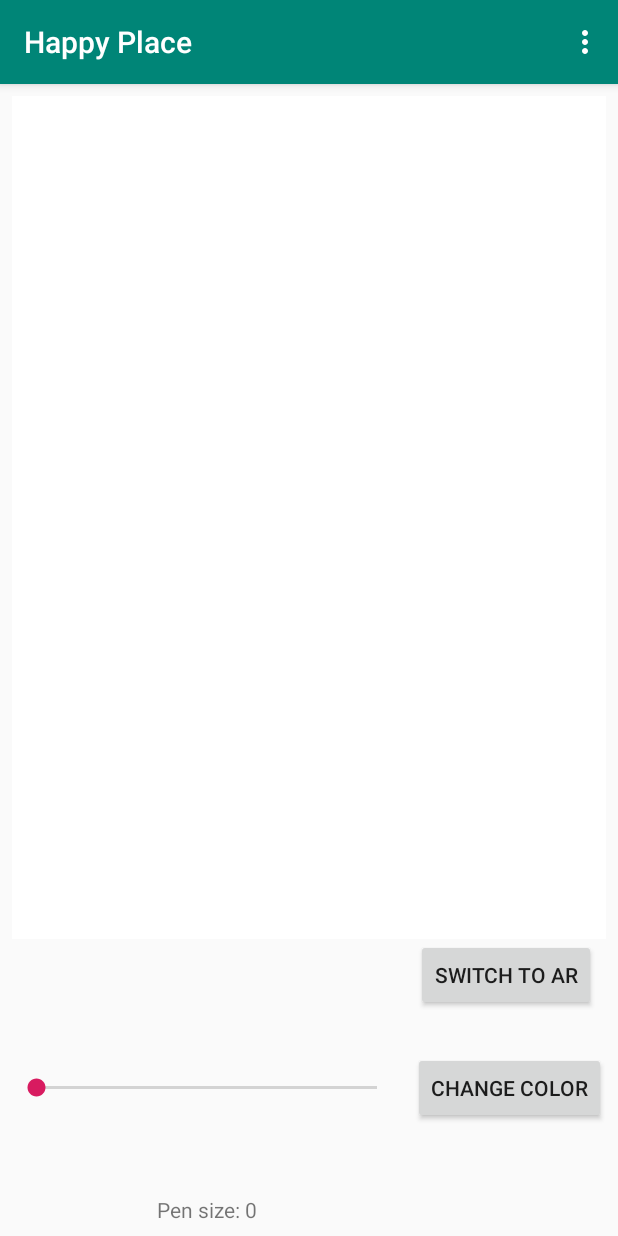
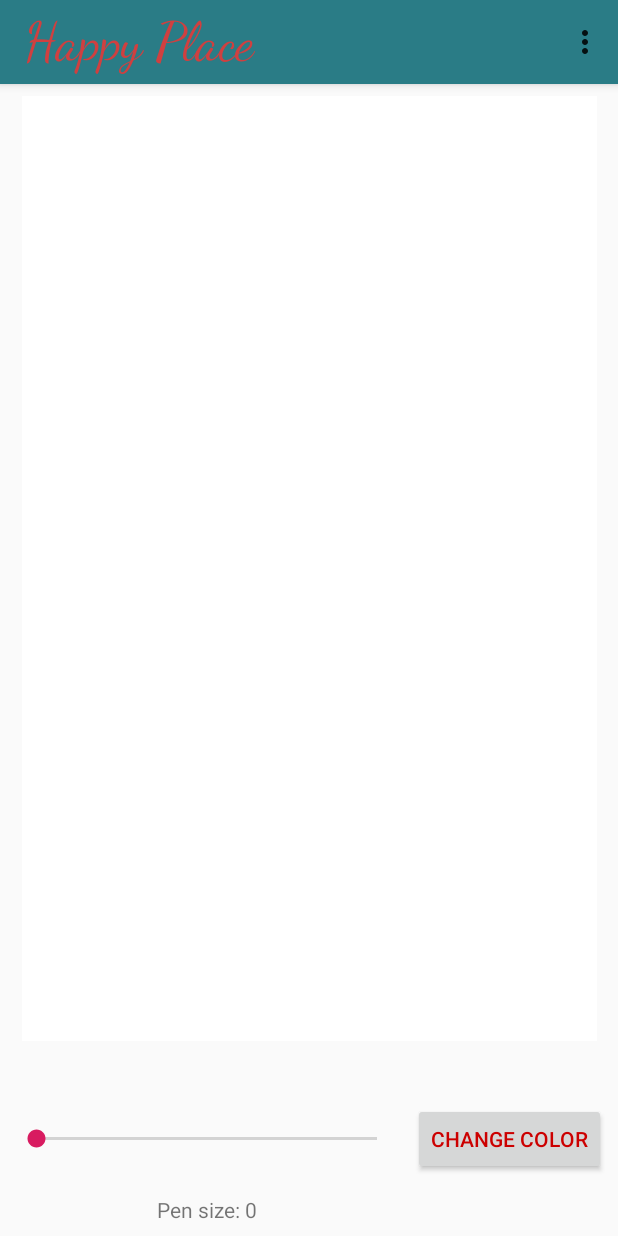
Before and after one commit to teamDRIFTR/HappyPlace, an Android app: the MainActivity screen opened directly, with no data from a screen before it, on a phone screen of 412 x 824 dp. Run offline under Robolectric (Android 15) with nearby library versions, the phone set to English and light mode, and no system bars; libraries missing offline, so code that uses them is left out: yuku.ambilwarna.

Commit message:
Deleted some of the AR things cleaned up some of my code, proceeded to fix My UI

```diff
--- a/app/src/main/java/com/example/happyplace/MainActivity.java
+++ b/app/src/main/java/com/example/happyplace/MainActivity.java
@@ -43,7 +43,7 @@ public class MainActivity extends AppCompatActivity {
 
         paintView = findViewById(R.id.paintView);
         button = findViewById(R.id.change_color_button);
-        AR_button = findViewById(R.id.AR_View);
+        //AR_button = findViewById(R.id.AR_View);
 
         DisplayMetrics displayMetrics = new DisplayMetrics();
         SeekBar seekBar = findViewById(R.id.seekBar);
@@ -54,6 +54,8 @@ public class MainActivity extends AppCompatActivity {
         paintView.initialize(displayMetrics);
 
         textView.setText("Pen size: "+ seekBar.getProgress());
+
+        //getSupportActionBar().setDisplayHomeAsUpEnabled(true);
         button.setOnClickListener(new View.OnClickListener()
         {
             @Override
@@ -61,12 +63,7 @@ public class MainActivity extends AppCompatActivity {
                 OpenColorMenu();
             }
         });
-       AR_button.setOnClickListener(new View.OnClickListener() {
-           @Override
-           public void onClick(View v) {
-               openARActivity();
-           }
-       });
+
         seekBar.setOnSeekBarChangeListener(new SeekBar.OnSeekBarChangeListener() {
             @Override
             public void onProgressChanged(SeekBar seekBar , int progress , boolean fromUser) {
--- a/app/src/main/res/layout/activity_main.xml
+++ b/app/src/main/res/layout/activity_main.xml
@@ -8,17 +8,14 @@
 
     <com.example.happyplace.PaintView
         android:id="@+id/paintView"
-        android:layout_width="0dp"
-        android:layout_height="562dp"
+        android:layout_width="383dp"
+        android:layout_height="630dp"
         android:layout_marginStart="8dp"
-        android:layout_marginLeft="8dp"
         android:layout_marginTop="8dp"
         android:layout_marginEnd="8dp"
-        android:layout_marginRight="8dp"
         app:layout_constraintEnd_toEndOf="parent"
         app:layout_constraintStart_toStartOf="parent"
-        app:layout_constraintTop_toTopOf="parent"
-        />
+        app:layout_constraintTop_toTopOf="parent" />
 
     <Button
         android:id="@+id/change_color_button"
@@ -26,9 +23,9 @@
         android:layout_height="wrap_content"
         android:layout_marginTop="8dp"
         android:layout_marginEnd="8dp"
-        android:layout_marginRight="8dp"
         android:layout_marginBottom="8dp"
         android:text="Change color"
+        android:textColor="@android:color/holo_red_dark"
         app:layout_constraintBottom_toBottomOf="parent"
         app:layout_constraintEnd_toEndOf="parent"
         app:layout_constraintTop_toBottomOf="@+id/paintView" />
@@ -62,17 +59,7 @@
         app:layout_constraintEnd_toStartOf="@+id/change_color_button"
         app:layout_constraintStart_toStartOf="parent" />
 
-    <Button
-        android:id="@+id/AR_View"
-        android:layout_width="wrap_content"
-        android:layout_height="wrap_content"
-        android:text="Switch to AR"
-        app:layout_constraintBottom_toBottomOf="parent"
-        app:layout_constraintEnd_toEndOf="parent"
-        app:layout_constraintHorizontal_bias="0.95"
-        app:layout_constraintStart_toStartOf="parent"
-        app:layout_constraintTop_toBottomOf="@+id/paintView"
-        app:layout_constraintVertical_bias="0.0" />
+
 
 
 </androidx.constraintlayout.widget.ConstraintLayout>
--- a/app/src/main/res/values/colors.xml
+++ b/app/src/main/res/values/colors.xml
@@ -1,6 +1,7 @@
 <?xml version="1.0" encoding="utf-8"?>
 <resources>
-    <color name="colorPrimary">#008577</color>
-    <color name="colorPrimaryDark">#00574B</color>
+    <color name="colorPrimary">#2A7C86</color>
+    <color name="colorPrimaryDark">#CC4949</color>
     <color name="colorAccent">#D81B60</color>
+    <color name="title_color">#CF4040</color>
 </resources>
--- a/app/src/main/res/values/styles.xml
+++ b/app/src/main/res/values/styles.xml
@@ -1,11 +1,17 @@
 <resources>
 
     <!-- Base application theme. -->
-    <style name="AppTheme" parent="Theme.AppCompat.Light.DarkActionBar">
+    <style name="AppTheme" parent="Theme.AppCompat.Light">
         <!-- Customize your theme here. -->
         <item name="colorPrimary">@color/colorPrimary</item>
         <item name="colorPrimaryDark">@color/colorPrimaryDark</item>
         <item name="colorAccent">@color/colorAccent</item>
     </style>
+<style name="TextAppearance.AppCompat.Widget.ActionBar.Title" parent="@android:style/TextAppearance">
 
+    <item name= "android:textSize">35dp</item>
+    <item name="android:textColor">@color/title_color</item>
+    <item name="android:fontFamily">cursive</item>
+
+</style>
 </resources>
```
Also changed, not shown: app/src/main/java/com/example/happyplace/PaintView.java (+11 -8 lines), app/src/main/res/layout/activity_home_screen.xml (+5 -13 lines).
